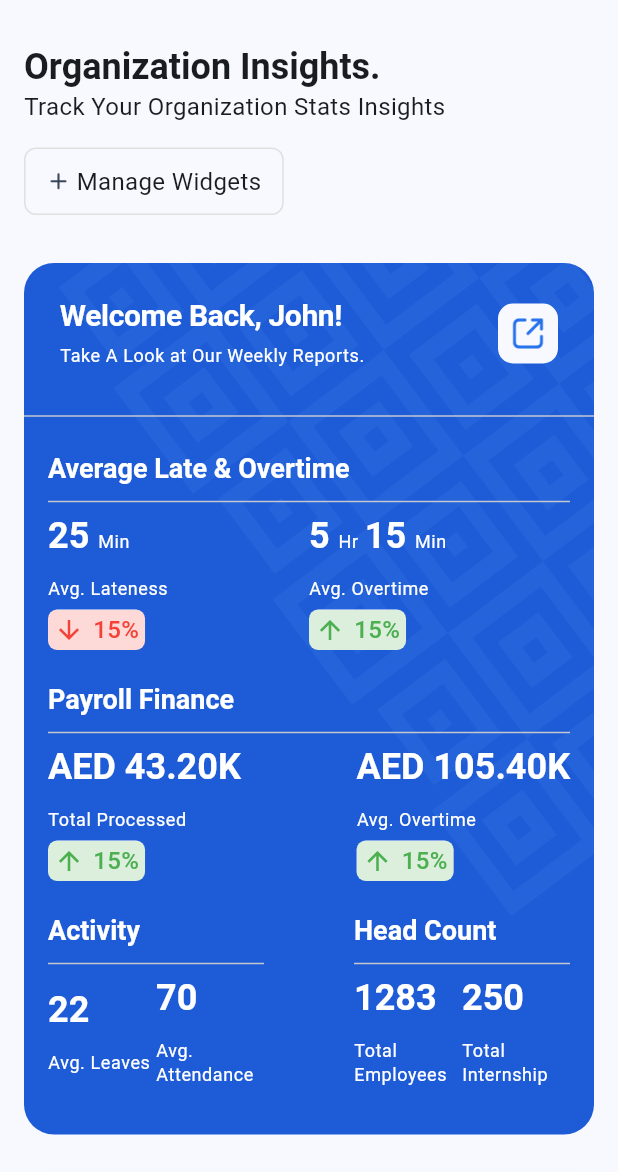
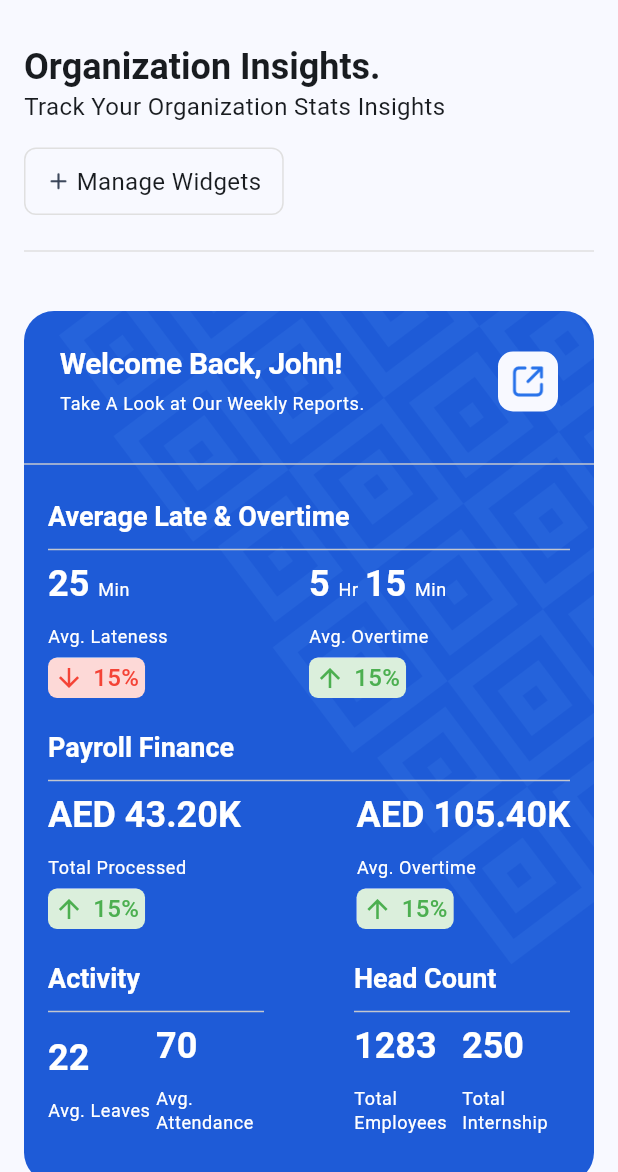
Before and after one commit to Syed-Waleed-Shah/eazio, a Flutter app: the screen it shows after launch, on a phone screen of 412 x 824 dp, the part 64-1236 px from its top. Run offline on Flutter 3.47's test engine with Material 3 defaults, Android fonts, the phone set to English and light mode, and no system bars; our stand-ins replace get, syncfusion_flutter_charts.

Commit message:
Fixed minor UI issue.

```diff
--- a/lib/dashboard/dashboard_view.dart
+++ b/lib/dashboard/dashboard_view.dart
@@ -52,6 +52,10 @@ class DashboardView extends StatelessWidget {
                     label: 'Manage Widgets',
                     icon: 'assets/icons/plus.png',
                     onTap: () {},
+                  ),
+                  const SizedBox(height: 16),
+                  Divider(
+                    color: Colors.grey.shade300,
                   ),
                   const SizedBox(height: 32),
                   Container(
```
